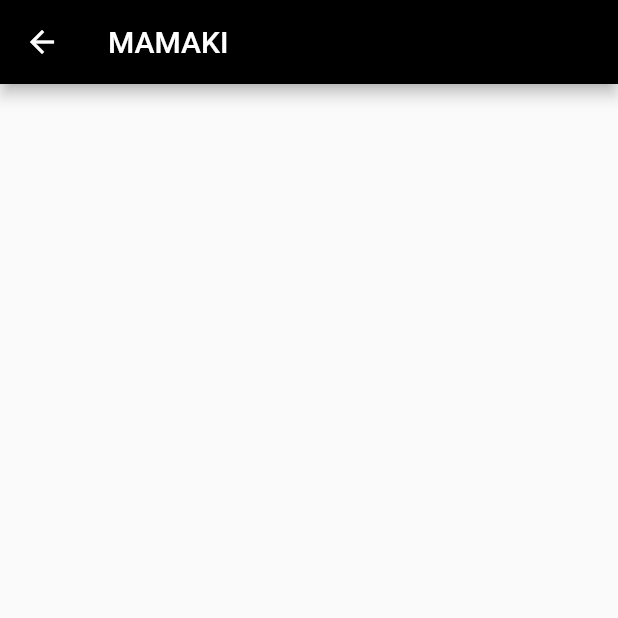
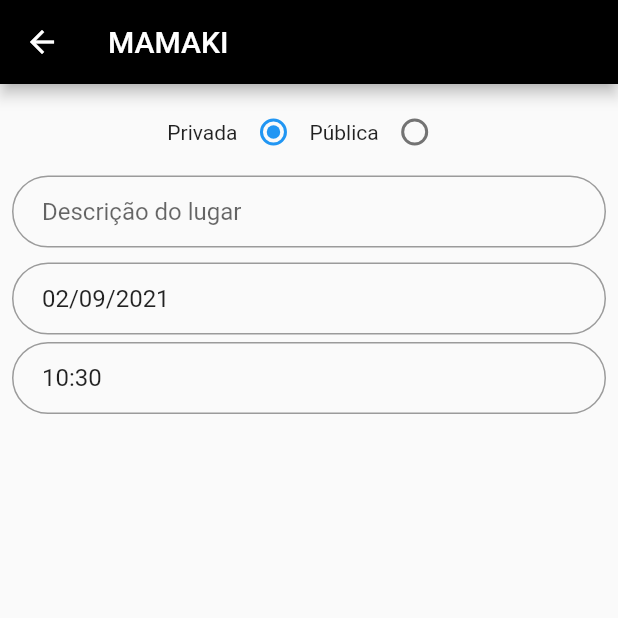
Before and after one commit to DricoGrosch/iFoot, a Flutter app: the MatchCreation screen opened directly, on a phone screen of 412 x 824 dp, the top half of it. Run offline on Flutter 3.47's test engine with Material 2 defaults, Android fonts, the light colour scheme and no system bars.

Commit message:
inputs de texto e radio tela de cadastro

```diff
--- a/app/lib/pages/match_creation.dart
+++ b/app/lib/pages/match_creation.dart
@@ -1,5 +1,7 @@
+import 'package:app/models/match.dart';
 import 'package:flutter/cupertino.dart';
 import 'package:flutter/material.dart';
+import 'package:intl/intl.dart';
 
 class MatchCreation extends StatefulWidget {
   const MatchCreation({Key key}) : super(key: key);
@@ -9,18 +11,112 @@ class MatchCreation extends StatefulWidget {
 }
 
 class _MatchCreationState extends State<MatchCreation> {
+  Match match = new Match(date: DateTime.now());
+
+  Future<void> _selectDate(BuildContext context) async {
+    final DateTime picked = await showDatePicker(
+        initialDate: DateTime.now(),
+        context: context,
+        firstDate: DateTime(2015, 8),
+        lastDate: DateTime(2101));
+    if (picked != null) {
+      setState(() {
+        match.date = new DateTime(picked.year, picked.month, picked.day,
+            match.date.hour, match.date.minute, 0);
+      });
+    }
+  }
+
+  Future<void> _selectTime(BuildContext context) async {
+    final TimeOfDay picked =
+        await showTimePicker(context: context, initialTime: TimeOfDay.now());
+    if (picked != null) {
+      setState(() {
+        match.date = new DateTime(match.date.year, match.date.month,
+            match.date.day, picked.hour, picked.minute, 0);
+      });
+    }
+  }
+
   @override
   Widget build(BuildContext context) {
     return Scaffold(
       appBar: AppBar(title: Text('MAMAKI')),
       body: Center(
         child: Padding(
-          padding: EdgeInsets.all(8),
-          child: Form(
-              child: Column(
-            children: [],
-          )),
-        ),
+            padding: EdgeInsets.all(8),
+            child: Form(
+                child: Container(
+                    child: Column(
+              children: [
+                Container(
+                    child: Center(
+                        child: Row(
+                  mainAxisAlignment: MainAxisAlignment.center,
+                  crossAxisAlignment: CrossAxisAlignment.center,
+                  children: [
+                    Text('Privada'),
+                    Radio(
+                      value: false,
+                      onChanged: (value) => {
+                        setState(() => {match.public = false})
+                      },
+                      groupValue: match.public,
+                    ),
+                    Text('Pública'),
+                    Radio(
+                      value: true,
+                      onChanged: (value) => {
+                        setState(() => {match.public = true})
+                      },
+                      groupValue: match.public,
+                    ),
+                  ],
+                ))),
+                Padding(
+                  padding:
+                      const EdgeInsets.symmetric(vertical: 5, horizontal: 0),
+                  child: TextFormField(
+                    onChanged: (value) =>
+                        {setState(() => match.location = value)},
+                    decoration: InputDecoration(
+                      hintText: 'Descrição do lugar',
+                      contentPadding:
+                          EdgeInsets.fromLTRB(20.0, 10.0, 20.0, 10.0),
+                      border: OutlineInputBorder(
+                          borderRadius: BorderRadius.circular(32.0)),
+                    ),
+                  ),
+                ),
+                Padding(
+                  padding:
+                      const EdgeInsets.symmetric(vertical: 5, horizontal: 0),
+                  child: TextFormField(
+                    controller: TextEditingController(
+                        text: DateFormat('dd/MM/yyyy').format(match.date)),
+                    onTap: () => _selectDate(context),
+                    decoration: InputDecoration(
+                      hintText: 'Selecione a data',
+                      contentPadding:
+                          EdgeInsets.fromLTRB(20.0, 10.0, 20.0, 10.0),
+                      border: OutlineInputBorder(
+                          borderRadius: BorderRadius.circular(32.0)),
+                    ),
+                  ),
+                ),
+                TextFormField(
+                  controller: TextEditingController(
+                      text: DateFormat().add_Hm().format(match.date)),
+                  onTap: () => _selectTime(context),
+                  decoration: InputDecoration(
+                    hintText: 'Selecione o horário',
+                    contentPadding: EdgeInsets.fromLTRB(20.0, 10.0, 20.0, 10.0),
+                    border: OutlineInputBorder(
+                        borderRadius: BorderRadius.circular(32.0)),
+                  ),
+                ),
+              ],
+            )))),
       ),
     );
   }
```
Also changed, not shown: app/lib/models/match.dart (+7 -9 lines).
